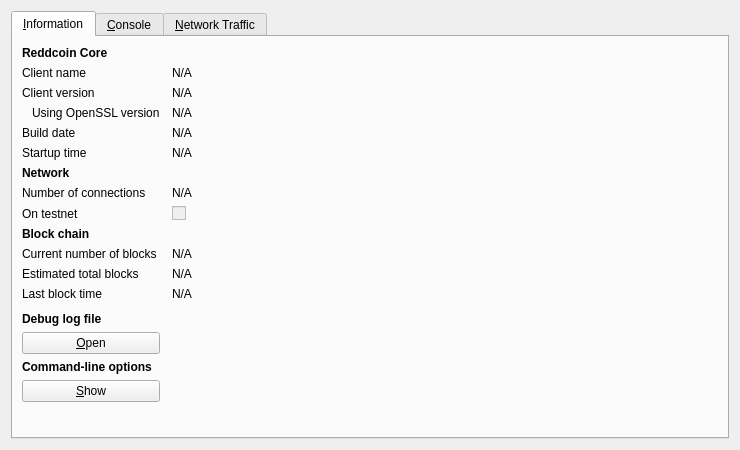
Before: the Qt Designer form src/qt/forms/rpcconsole.ui in zarGonnn/reddcoin, drawn with Qt 5.
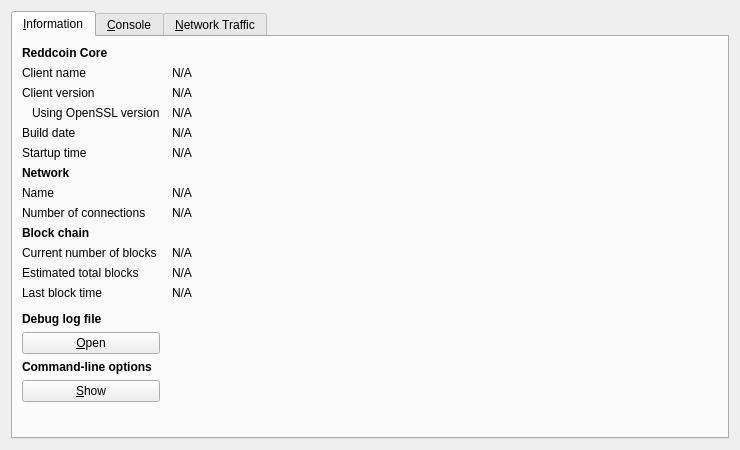
After: the same form once the commit is applied. Icons and pictures are not drawn. Custom widgets are drawn as their Qt base class.

Commit message:
qt: Treat regtest as testnet
No need to do anything special in the GUI for regtest mode,
but do treat it at testnet not mainnet to prevent confusion.

Conflicts:
	src/qt/bitcoin.cpp
	src/qt/splashscreen.cpp

Patch:
```diff
--- a/src/qt/forms/rpcconsole.ui
+++ b/src/qt/forms/rpcconsole.ui
@@ -172,14 +172,14 @@
         </widget>
        </item>
        <item row="7" column="0">
-        <widget class="QLabel" name="label_7">
+        <widget class="QLabel" name="label_8">
          <property name="text">
-          <string>Number of connections</string>
+          <string>Name</string>
          </property>
         </widget>
        </item>
        <item row="7" column="1">
-        <widget class="QLabel" name="numberOfConnections">
+        <widget class="QLabel" name="networkName">
          <property name="cursor">
           <cursorShape>IBeamCursor</cursorShape>
          </property>
@@ -195,19 +195,25 @@
         </widget>
        </item>
        <item row="8" column="0">
-        <widget class="QLabel" name="label_8">
+        <widget class="QLabel" name="label_7">
          <property name="text">
-          <string>On testnet</string>
+          <string>Number of connections</string>
          </property>
         </widget>
        </item>
        <item row="8" column="1">
-        <widget class="QCheckBox" name="isTestNet">
-         <property name="enabled">
-          <bool>false</bool>
+        <widget class="QLabel" name="numberOfConnections">
+         <property name="cursor">
+          <cursorShape>IBeamCursor</cursorShape>
          </property>
          <property name="text">
-          <string/>
+          <string>N/A</string>
+         </property>
+         <property name="textFormat">
+          <enum>Qt::PlainText</enum>
+         </property>
+         <property name="textInteractionFlags">
+          <set>Qt::LinksAccessibleByMouse|Qt::TextSelectableByKeyboard|Qt::TextSelectableByMouse</set>
          </property>
         </widget>
        </item>
```
The commit also changes 6 other files.
